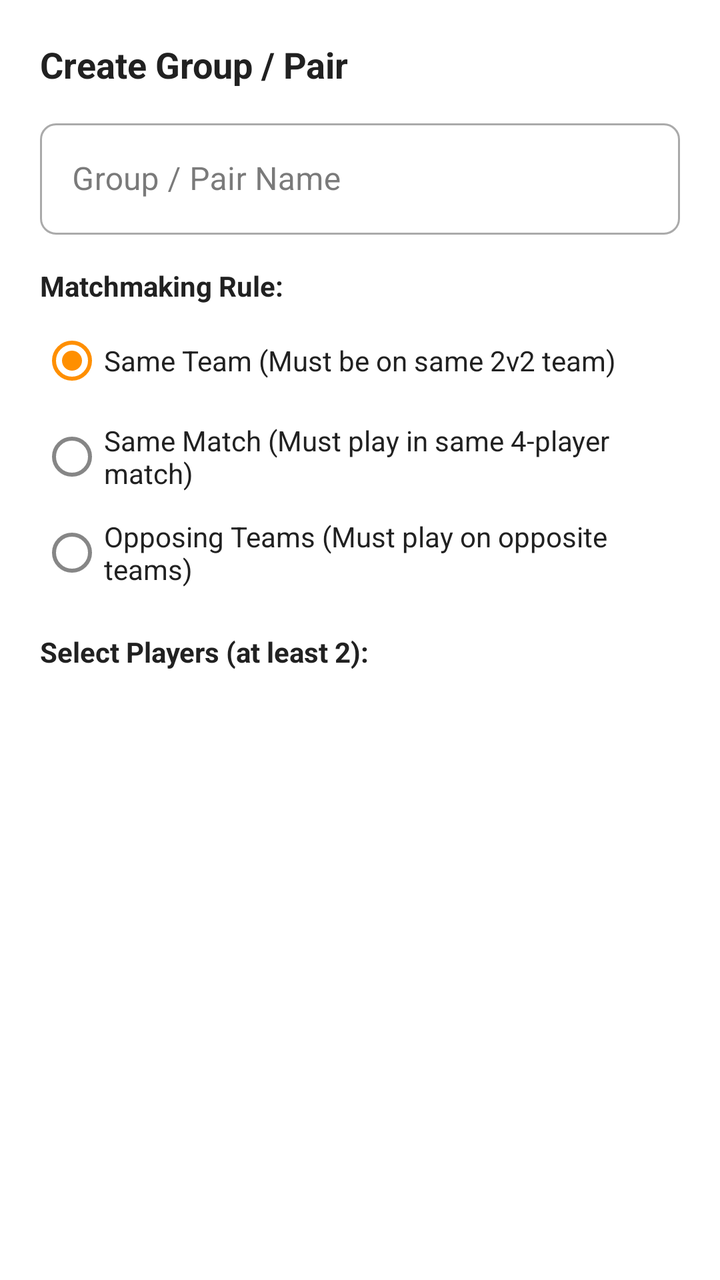
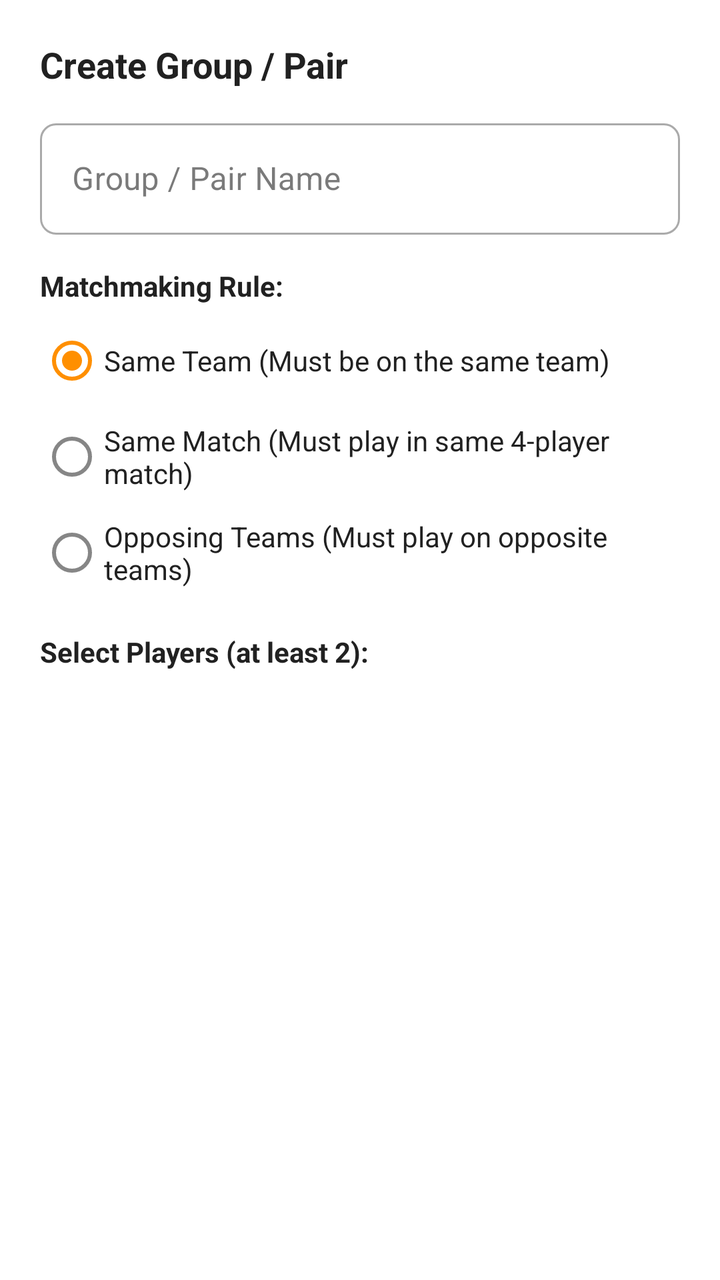

Two renders of the same Android screen: before a commit and after it. Below are the layout's source before the change and the commit's diff.
<!-- AndroidManifest.xml: application theme Theme.ASField -->
<!-- res/layout/dialog_add_group.xml -->
<?xml version="1.0" encoding="utf-8"?>
<LinearLayout xmlns:android="http://schemas.android.com/apk/res/android"
    xmlns:app="http://schemas.android.com/apk/res-auto"
    android:layout_width="match_parent"
    android:layout_height="wrap_content"
    android:orientation="vertical"
    android:padding="20dp">

    <TextView
        android:layout_width="wrap_content"
        android:layout_height="wrap_content"
        android:text="Create Group / Pair"
        android:textColor="@color/text_primary"
        android:textSize="18sp"
        android:textStyle="bold" />

    <com.google.android.material.textfield.TextInputLayout
        style="@style/Widget.MaterialComponents.TextInputLayout.OutlinedBox"
        android:layout_width="match_parent"
        android:layout_height="wrap_content"
        android:layout_marginTop="12dp"
        android:hint="Group / Pair Name"
        app:boxCornerRadiusBottomEnd="8dp"
        app:boxCornerRadiusBottomStart="8dp"
        app:boxCornerRadiusTopEnd="8dp"
        app:boxCornerRadiusTopStart="8dp">

        <com.google.android.material.textfield.TextInputEditText
            android:id="@+id/et_group_name"
            android:layout_width="match_parent"
            android:layout_height="wrap_content"
            android:inputType="textCapWords"
            android:maxLines="1"
            android:textColor="@color/text_primary" />

    </com.google.android.material.textfield.TextInputLayout>

    <TextView
        android:layout_width="wrap_content"
        android:layout_height="wrap_content"
        android:layout_marginTop="16dp"
        android:text="Matchmaking Rule:"
        android:textColor="@color/text_primary"
        android:textSize="14sp"
        android:textStyle="bold" />

    <RadioGroup
        android:id="@+id/rg_rule"
        android:layout_width="match_parent"
        android:layout_height="wrap_content"
        android:layout_marginTop="4dp">

        <RadioButton
            android:id="@+id/rb_same_team"
            android:layout_width="wrap_content"
            android:layout_height="wrap_content"
            android:checked="true"
            android:textColor="@color/text_primary"
            android:text="Same Team (Must be on same 2v2 team)" />

        <RadioButton
            android:id="@+id/rb_same_match"
            android:layout_width="wrap_content"
            android:layout_height="wrap_content"
            android:textColor="@color/text_primary"
            android:text="Same Match (Must play in same 4-player match)" />

        <RadioButton
            android:id="@+id/rb_opposing_teams"
            android:layout_width="wrap_content"
            android:layout_height="wrap_content"
            android:textColor="@color/text_primary"
            android:text="Opposing Teams (Must play on opposite teams)" />

    </RadioGroup>

    <TextView
        android:layout_width="wrap_content"
        android:layout_height="wrap_content"
        android:layout_marginTop="16dp"
        android:text="Select Players (at least 2):"
        android:textColor="@color/text_primary"
        android:textSize="14sp"
        android:textStyle="bold" />

    <androidx.recyclerview.widget.RecyclerView
        android:id="@+id/rv_select_players"
        android:layout_width="match_parent"
        android:layout_height="180dp"
        android:layout_marginTop="8dp" />

</LinearLayout>
<!-- resources referenced by this layout -->
<resources>
  <color name="text_primary">#212121</color>
  <style name="Theme.ASField" parent="Theme.MaterialComponents.DayNight.NoActionBar">
          
          <item name="colorPrimary">@color/primary</item>
          <item name="colorPrimaryVariant">@color/primary_dark</item>
          <item name="colorOnPrimary">@color/white</item>
  
          
          <item name="colorSecondary">@color/accent</item>
          <item name="colorSecondaryVariant">@color/accent</item>
          <item name="colorOnSecondary">@color/white</item>
  
          
          <item name="colorSurface">@color/surface_card</item>
          <item name="colorOnSurface">@color/text_primary</item>
          <item name="colorOnSurfaceVariant">@color/text_secondary</item>
  
          
          <item name="android:statusBarColor">@color/primary_dark</item>
      </style>
  <color name="primary">#2E7D32</color>
  <color name="primary_dark">#1B5E20</color>
  <color name="white">#FFFFFFFF</color>
  <color name="accent">#FF8F00</color>
  <color name="surface_card">#FFFFFF</color>
  <color name="text_secondary">#666666</color>
</resources>

<!-- the commit's change to res/layout/dialog_add_group.xml (unified diff, before → after) -->
@@ -56,7 +56,7 @@
             android:layout_height="wrap_content"
             android:checked="true"
             android:textColor="@color/text_primary"
-            android:text="Same Team (Must be on same 2v2 team)" />
+            android:text="Same Team (Must be on the same team)" />
 
         <RadioButton
             android:id="@+id/rb_same_match"
